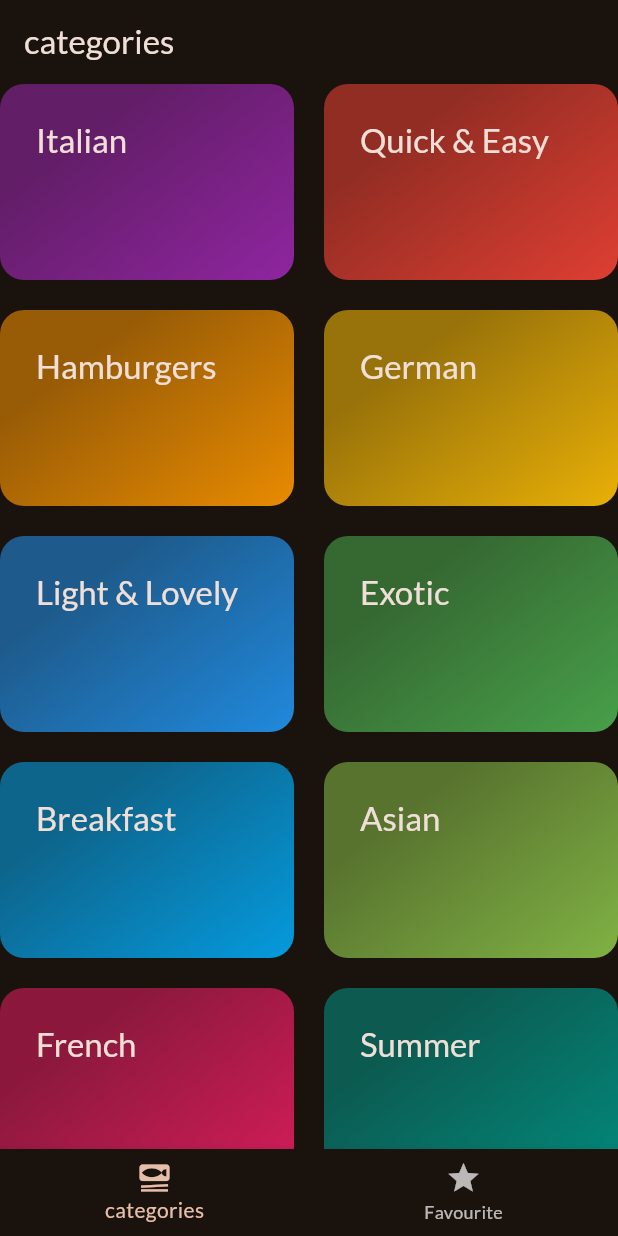
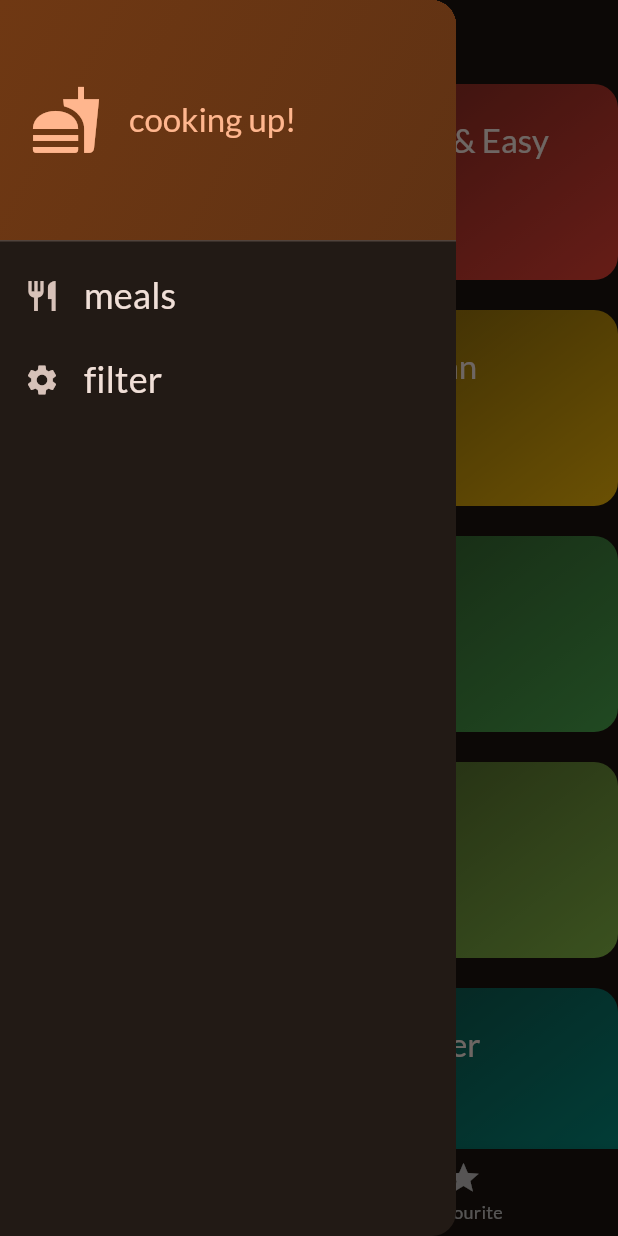
Before and after one commit to Kartik30R/meals, a Flutter app: the screen it shows after launch, with the side drawer open (before the commit the screen has no drawer), on a phone screen of 412 x 824 dp. Run offline on Flutter 3.47's test engine with Material 3 defaults, Android fonts, the phone set to English and light mode, and no system bars; our stand-ins replace google_fonts, transparent_image.

Commit message:
filters done

```diff
--- a/lib/screens/categories.dart
+++ b/lib/screens/categories.dart
@@ -6,12 +6,12 @@ import 'package:meals/screens/meals.dart';
 import 'package:meals/widgets/category_grid_items.dart';
 
 class CategoriesScreen extends StatelessWidget {
-  const CategoriesScreen({super.key, required this.ontoggleFavourite});
+  const CategoriesScreen({super.key, required this.ontoggleFavourite ,required this.AvailableMeals});
 
-
+    final  List<Meal> AvailableMeals;
     final void Function(Meal meal ) ontoggleFavourite;
   void _selectedCategory(BuildContext context,Category category) {
-   final filteredMeals= dummyMeals.where((meal) => meal.categories.contains(category.id)).toList();
+   final filteredMeals=AvailableMeals.where((meal) => meal.categories.contains(category.id)).toList();
 
     Navigator.push(
         context,
--- /dev/null
+++ b/lib/screens/main_drawer.dart
@@ -0,0 +1,63 @@
+import 'package:flutter/material.dart';
+
+class MainDrawer extends StatelessWidget {
+  const MainDrawer({super.key , required this.onSelectScreen });
+  final void Function(String indentifier ) onSelectScreen;
+
+  @override
+  Widget build(BuildContext context) {
+    return Drawer(
+      child: Column(
+        children: [
+          DrawerHeader(
+            padding: const EdgeInsets.all(20),
+            decoration: BoxDecoration(
+                gradient: LinearGradient(colors: [
+              Theme.of(context).colorScheme.primaryContainer,
+              Theme.of(context).colorScheme.primaryContainer.withOpacity(.8)
+            ], begin: Alignment.topLeft, end: Alignment.bottomRight)),
+            child: Row(
+              children: [
+                Icon(
+                  Icons.fastfood,
+                  size: 48,
+                  color: Theme.of(context).colorScheme.primary,
+                ),
+                const SizedBox(
+                  width: 18,
+                ),
+                Text(
+                  'cooking up!',
+                  style: Theme.of(context)
+                      .textTheme
+                      .titleLarge!
+                      .copyWith(color: Theme.of(context).colorScheme.primary),
+                )
+              ],
+            ),
+          ),
+          ListTile(
+            leading: const Icon(Icons.restaurant),
+            title: Text('meals',
+                style: Theme.of(context).textTheme.titleSmall!.copyWith(
+                    color: Theme.of(context).colorScheme.onBackground,
+                    fontSize: 24)),
+                    onTap: (){
+                      onSelectScreen('meals');
+                    },
+          ),
+            ListTile(
+            leading: const Icon(Icons.settings),
+            title: Text('filter',
+                style: Theme.of(context).textTheme.titleSmall!.copyWith(
+                    color: Theme.of(context).colorScheme.onBackground,
+                    fontSize: 24)),
+                    onTap: (){
+                      onSelectScreen('filter');
+                    },
+          )
+        ],
+      ),
+    );
+  }
+}
--- a/lib/screens/tabs.dart
+++ b/lib/screens/tabs.dart
@@ -1,10 +1,20 @@
 import 'package:flutter/material.dart';
+import 'package:meals/data/dummy_data.dart';
 import 'package:meals/models/meal.dart';
+import 'package:meals/screens/Filter.dart';
 import 'package:meals/screens/categories.dart';
+import 'package:meals/screens/main_drawer.dart';
 import 'package:meals/screens/meals.dart';
 
+const kIntialFilter = {
+  Filter.glutenfree: false,
+  Filter.lactosefree: false,
+  Filter.vegetarian: false,
+  Filter.vegan: false
+};
+
 class TabsScreen extends StatefulWidget {
-  TabsScreen({super.key});
+  const TabsScreen({super.key});
 
   @override
   State<TabsScreen> createState() => _TabsScreenState();
@@ -13,8 +23,9 @@ class TabsScreen extends StatefulWidget {
 class _TabsScreenState extends State<TabsScreen> {
   int _selectedPageIndex = 0;
   final List<Meal> _favouriteMeal = [];
+  Map<Filter, bool> _selectedFilter = kIntialFilter;
 
-  void _showInfoMessage (String message){
+  void _showInfoMessage(String message) {
     ScaffoldMessenger.of(context).clearSnackBars();
     ScaffoldMessenger.of(context).showSnackBar(
       SnackBar(content: Text(message)),
@@ -42,12 +53,40 @@ class _TabsScreenState extends State<TabsScreen> {
     });
   }
 
+  void _setScreen(String indentifier) async {
+    Navigator.pop(context);
+    if (indentifier == 'filter') {
+      final result = await Navigator.push<Map<Filter, bool>>(
+          context, MaterialPageRoute(builder: (ctx) => FilterScreen(currentFilters:_selectedFilter)));
+
+      setState(() {
+        _selectedFilter = result ?? kIntialFilter;
+      });
+    }
+  }
+
   @override
   Widget build(BuildContext context) {
+    final  availableMeals = dummyMeals.where((element) {
+      if (_selectedFilter[Filter.glutenfree]! && !element.isGlutenFree) {
+        return false;
+      }
+      if (_selectedFilter[Filter.glutenfree]! && !element.isGlutenFree) {
+        return false;
+      }
+      if (_selectedFilter[Filter.glutenfree]! && !element.isGlutenFree) {
+        return false;
+      }
+      if (_selectedFilter[Filter.glutenfree]! && !element.isGlutenFree) {
+        return false;
+      }
+      return true;
+    }).toList();
+
     Widget activePage = CategoriesScreen(
       ontoggleFavourite: (Meal meal) {
         _toggleMealFavouriteStatus(meal);
-      },
+      }, AvailableMeals: availableMeals,
     );
     var activePageTitle = "categories";
     if (_selectedPageIndex == 1) {
@@ -62,7 +101,10 @@ class _TabsScreenState extends State<TabsScreen> {
     }
 
     return Scaffold(
-      appBar: AppBar(title: Text(activePageTitle)),
+      appBar: AppBar(
+        title: Text(activePageTitle),
+      ),
+      drawer: MainDrawer(onSelectScreen: _setScreen),
       body: activePage,
       bottomNavigationBar: BottomNavigationBar(
           currentIndex: _selectedPageIndex,
```
Also changed, not shown: lib/screens/Filter.dart (added, +142 -0 lines).
